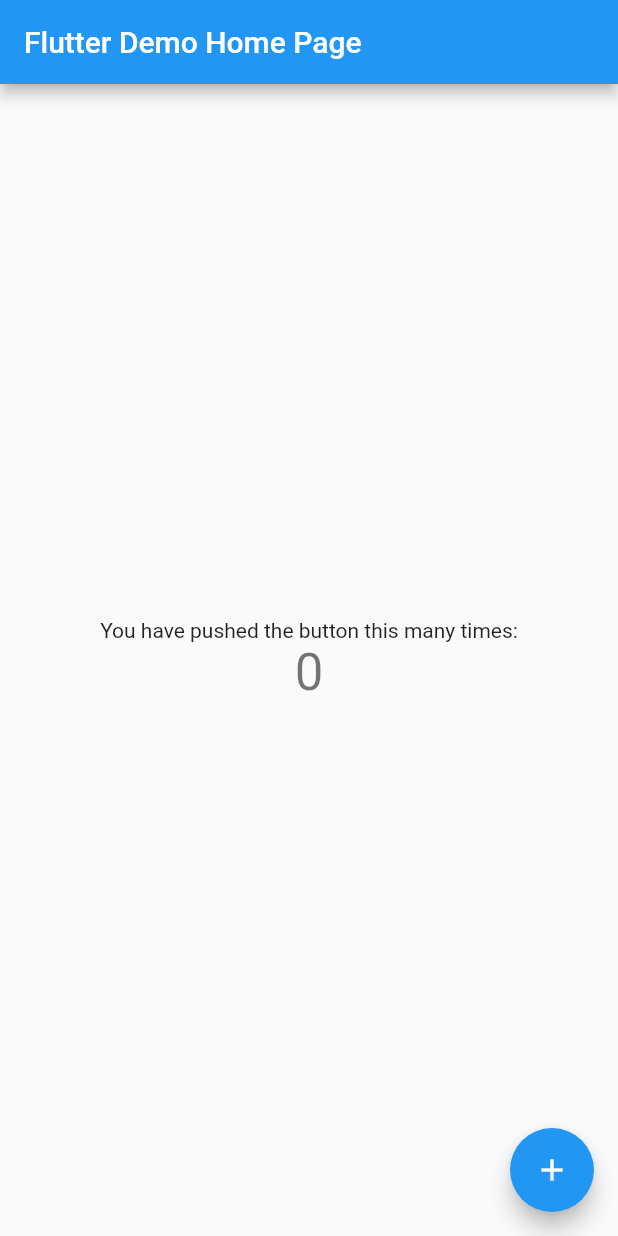
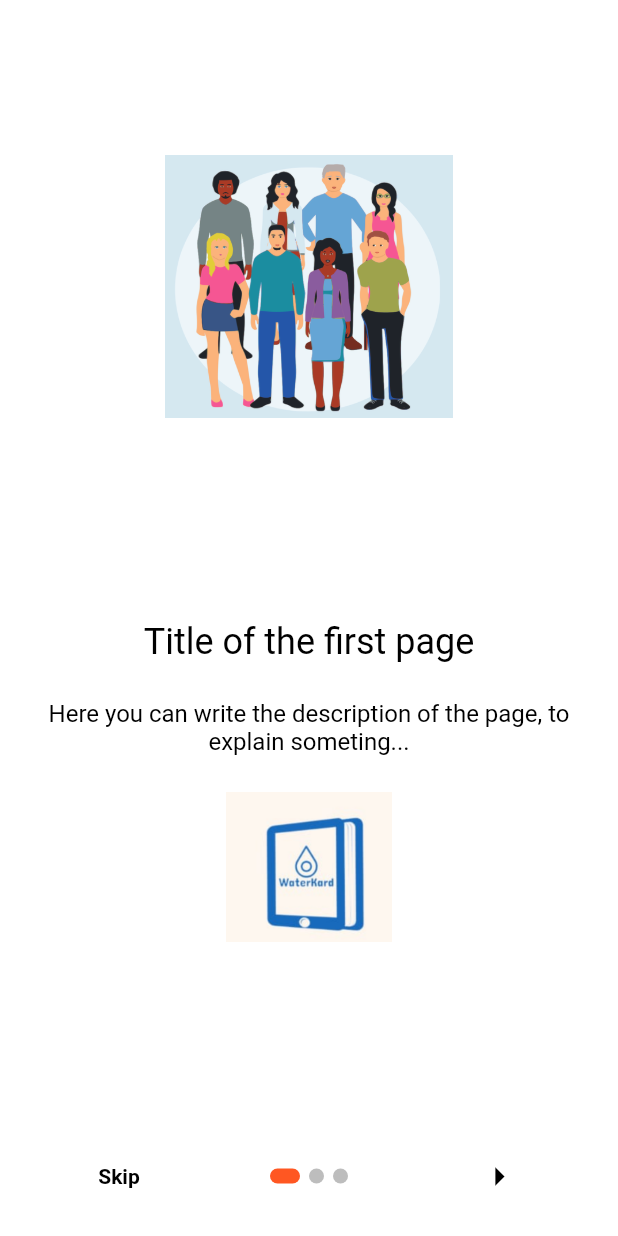
Before and after one commit to frozenparadox99/waterkard-ui, a Flutter app: the screen it shows after launch, on a phone screen of 412 x 824 dp. Run offline on Flutter 3.47's test engine with Material 2 defaults, Android fonts, the phone set to English and light mode, and no system bars; drawn by our look-alikes of introduction_screen.

Commit message:
added: onboarding pages setup

```diff
--- a/lib/main.dart
+++ b/lib/main.dart
@@ -1,4 +1,5 @@
 import 'package:flutter/material.dart';
+import 'package:waterkard/ui/pages/onboarding_page.dart';
 
 void main() {
   runApp(MyApp());
@@ -9,109 +10,14 @@
   @override
   Widget build(BuildContext context) {
     return MaterialApp(
+      debugShowCheckedModeBanner: false,
       title: 'Flutter Demo',
       theme: ThemeData(
-        // This is the theme of your application.
-        //
-        // Try running your application with "flutter run". You'll see the
-        // application has a blue toolbar. Then, without quitting the app, try
-        // changing the primarySwatch below to Colors.green and then invoke
-        // "hot reload" (press "r" in the console where you ran "flutter run",
-        // or simply save your changes to "hot reload" in a Flutter IDE).
-        // Notice that the counter didn't reset back to zero; the application
-        // is not restarted.
-        primarySwatch: Colors.blue,
-        // This makes the visual density adapt to the platform that you run
-        // the app on. For desktop platforms, the controls will be smaller and
-        // closer together (more dense) than on mobile platforms.
-        visualDensity: VisualDensity.adaptivePlatformDensity,
+        appBarTheme: AppBarTheme(
+          color: Color(0xFF5F6AF8),
+        ),
       ),
-      home: MyHomePage(title: 'Flutter Demo Home Page'),
+      home: OnboardingPage(),
     );
   }
 }
-
-class MyHomePage extends StatefulWidget {
-  MyHomePage({Key key, this.title}) : super(key: key);
-
-  // This widget is the home page of your application. It is stateful, meaning
-  // that it has a State object (defined below) that contains fields that affect
-  // how it looks.
-
-  // This class is the configuration for the state. It holds the values (in this
-  // case the title) provided by the parent (in this case the App widget) and
-  // used by the build method of the State. Fields in a Widget subclass are
-  // always marked "final".
-
-  final String title;
-
-  @override
-  _MyHomePageState createState() => _MyHomePageState();
-}
-
-class _MyHomePageState extends State<MyHomePage> {
-  int _counter = 0;
-
-  void _incrementCounter() {
-    setState(() {
-      // This call to setState tells the Flutter framework that something has
-      // changed in this State, which causes it to rerun the build method below
-      // so that the display can reflect the updated values. If we changed
-      // _counter without calling setState(), then the build method would not be
-      // called again, and so nothing would appear to happen.
-      _counter++;
-    });
-  }
-
-  @override
-  Widget build(BuildContext context) {
-    // This method is rerun every time setState is called, for instance as done
-    // by the _incrementCounter method above.
-    //
-    // The Flutter framework has been optimized to make rerunning build methods
-    // fast, so that you can just rebuild anything that needs updating rather
-    // than having to individually change instances of widgets.
-    return Scaffold(
-      appBar: AppBar(
-        // Here we take the value from the MyHomePage object that was created by
-        // the App.build method, and use it to set our appbar title.
-        title: Text(widget.title),
-      ),
-      body: Center(
-        // Center is a layout widget. It takes a single child and positions it
-        // in the middle of the parent.
-        child: Column(
-          // Column is also a layout widget. It takes a list of children and
-          // arranges them vertically. By default, it sizes itself to fit its
-          // children horizontally, and tries to be as tall as its parent.
-          //
-          // Invoke "debug painting" (press "p" in the console, choose the
-          // "Toggle Debug Paint" action from the Flutter Inspector in Android
-          // Studio, or the "Toggle Debug Paint" command in Visual Studio Code)
-          // to see the wireframe for each widget.
-          //
-          // Column has various properties to control how it sizes itself and
-          // how it positions its children. Here we use mainAxisAlignment to
-          // center the children vertically; the main axis here is the vertical
-          // axis because Columns are vertical (the cross axis would be
-          // horizontal).
-          mainAxisAlignment: MainAxisAlignment.center,
-          children: <Widget>[
-            Text(
-              'You have pushed the button this many times:',
-            ),
-            Text(
-              '$_counter',
-              style: Theme.of(context).textTheme.headline4,
-            ),
-          ],
-        ),
-      ),
-      floatingActionButton: FloatingActionButton(
-        onPressed: _incrementCounter,
-        tooltip: 'Increment',
-        child: Icon(Icons.add),
-      ), // This trailing comma makes auto-formatting nicer for build methods.
-    );
-  }
-}
--- /dev/null
+++ b/lib/ui/pages/onboarding_page.dart
@@ -0,0 +1,102 @@
+import 'package:flutter/material.dart';
+import 'package:introduction_screen/introduction_screen.dart';
+
+class OnboardingPage extends StatefulWidget {
+  const OnboardingPage({Key key}) : super(key: key);
+
+  @override
+  _OnboardingPageState createState() => _OnboardingPageState();
+}
+
+class _OnboardingPageState extends State<OnboardingPage> {
+  var pages = [
+    PageViewModel(
+        title: "Title of the first page",
+        body:
+        "Here you can write the description of the page, to explain someting...",
+        image: Center(
+          child: Image.asset("assets/onboarding-image-1.png", height: 175.0),
+        ),
+        footer: Image.asset(
+          'assets/waterkard.png',
+          height: 100.0,
+          fit: BoxFit.cover,
+        ),
+        decoration: PageDecoration(
+          pageColor: Color(0xFFFFFFFF),
+          bodyTextStyle: TextStyle(color: Colors.black, fontSize: 16),
+          titleTextStyle: TextStyle(color: Colors.black, fontSize: 24),
+          imagePadding: EdgeInsets.zero,
+        )),
+    PageViewModel(
+        title: "Title of the second page",
+        body:
+        "Here you can write the description of the page, to explain someting...",
+        image: Center(
+          child: Image.asset("assets/onboarding-image-2.jpg", height: 175.0),
+        ),
+        footer: Image.asset(
+          'assets/waterkard.png',
+          height: 100.0,
+          fit: BoxFit.cover,
+        ),
+        decoration: PageDecoration(
+          pageColor: Color(0xFFFFFFFF),
+          bodyTextStyle: TextStyle(color: Colors.black, fontSize: 16),
+          titleTextStyle: TextStyle(color: Colors.black, fontSize: 24),
+          imagePadding: EdgeInsets.zero,
+        )),
+    PageViewModel(
+        title: "Title of the third page",
+        body:
+        "Here you can write the description of the page, to explain someting...",
+        image: Center(
+          child: Image.asset("assets/onboarding-image-3.jpg", height: 175.0),
+        ),
+        footer: Image.asset(
+          'assets/waterkard.png',
+          height: 100.0,
+          fit: BoxFit.cover,
+        ),
+        decoration: PageDecoration(
+          pageColor: Color(0xFFFFFFFF),
+          bodyTextStyle: TextStyle(color: Colors.black, fontSize: 16),
+          titleTextStyle: TextStyle(color: Colors.black, fontSize: 24),
+          imagePadding: EdgeInsets.zero,
+        )),
+  ];
+  @override
+  Widget build(BuildContext context) {
+     return Scaffold(
+      body: IntroductionScreen(
+
+        pages: pages,
+        onDone: () {
+          // When done button is press
+          print('Done Pressed');
+        },
+        onSkip: () {
+          // You can also override onSkip callback
+          print('Skip Pressed');
+        },
+        showSkipButton: true,
+        skip: const Text('Skip',style: TextStyle(fontWeight: FontWeight.w600, color: Colors.black)),
+        next: Icon(
+          Icons.arrow_right,
+          color: Colors.black,
+          size: 30.0,
+        ),
+        done: Text("Done",
+            style: TextStyle(fontWeight: FontWeight.w600, color: Colors.black)),
+        dotsDecorator: DotsDecorator(
+            size: Size.square(10.0),
+            activeSize: Size(20.0, 10.0),
+            activeColor: Colors.deepOrange,
+            color: Colors.black26,
+            spacing: EdgeInsets.symmetric(horizontal: 3.0),
+            activeShape: RoundedRectangleBorder(
+                borderRadius: BorderRadius.circular(25.0))),
+      ),
+    );
+  }
+}
```
Also changed, not shown: pubspec.yaml (+4 -3 lines), assets/onboarding-bottom.png (added), assets/onboarding-image-1.png (added), assets/onboarding-image-2.jpg (added), assets/onboarding-image-3.jpg (added), assets/onboarding-image-4.png (added), assets/waterkard.png (added), pubspec.lock.
